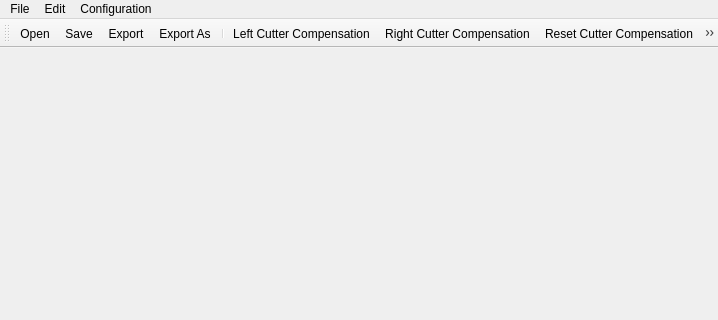
Qt form template/uic/mainwindow.ui (panzergame/dxfplotter) before a commit; both pictures show x 0 to 718 and y 0 to 320 of the 718 by 600 pixel window.
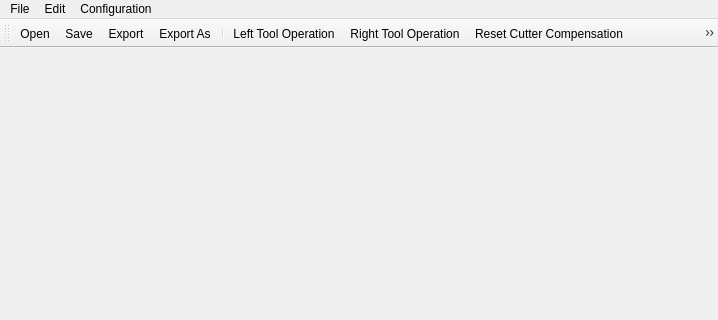
The same form after that commit. Icons and pictures are not drawn.

Commit message:
feat: make left and right tool operations generic over tool type
Left/right cutter compensation become left/right tool operations: rotary
and laser tools offset by the tool radius, drag knives compensate along
the side direction combined with the profile cut direction.

Patch:
```diff
--- a/template/uic/mainwindow.ui
+++ b/template/uic/mainwindow.ui
@@ -50,8 +50,8 @@
     <property name="title">
      <string>Edit</string>
     </property>
-    <addaction name="actionLeftCutterCompensation"/>
-    <addaction name="actionRightCutterCompensation"/>
+    <addaction name="actionLeftToolOperation"/>
+    <addaction name="actionRightToolOperation"/>
     <addaction name="actionResetCutterCompensation"/>
     <addaction name="actionPocketSelection"/>
     <addaction name="separator"/>
@@ -87,8 +87,8 @@
    <addaction name="actionExportFile"/>
    <addaction name="actionExportAsFile"/>
    <addaction name="separator"/>
-   <addaction name="actionLeftCutterCompensation"/>
-   <addaction name="actionRightCutterCompensation"/>
+   <addaction name="actionLeftToolOperation"/>
+   <addaction name="actionRightToolOperation"/>
    <addaction name="actionResetCutterCompensation"/>
    <addaction name="actionPocketSelection"/>
    <addaction name="separator"/>
@@ -150,25 +150,25 @@
     <string>Settings</string>
    </property>
   </action>
-  <action name="actionLeftCutterCompensation">
+  <action name="actionLeftToolOperation">
    <property name="icon">
     <iconset resource="../../resource/resource.qrc">
      <normaloff>:/icons/path-outset.svg</normaloff>:/icons/path-outset.svg</iconset>
    </property>
    <property name="text">
-    <string>Left Cutter Compensation</string>
+    <string>Left Tool Operation</string>
    </property>
    <property name="shortcut">
     <string>L</string>
    </property>
   </action>
-  <action name="actionRightCutterCompensation">
+  <action name="actionRightToolOperation">
    <property name="icon">
     <iconset resource="../../resource/resource.qrc">
      <normaloff>:/icons/path-inset.svg</normaloff>:/icons/path-inset.svg</iconset>
    </property>
    <property name="text">
-    <string>Right Cutter Compensation</string>
+    <string>Right Tool Operation</string>
    </property>
    <property name="shortcut">
     <string>R</string>
```
The commit also changes 4 other files.
